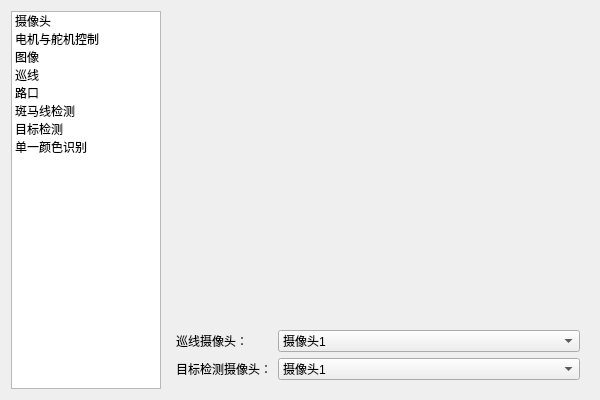
First picture: the form in jetson/gui/1.ui, repository lonerlin/SelfDrivingCVCar, before the edit.
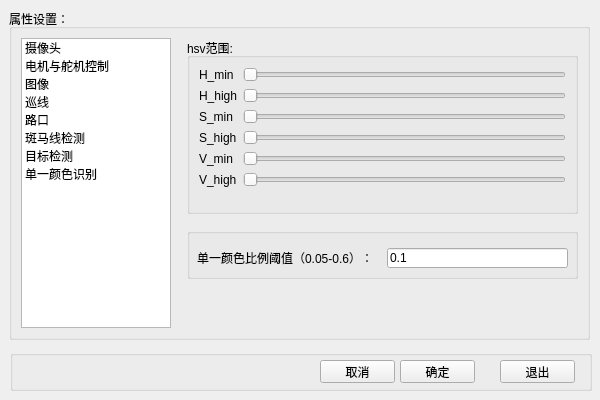
Second picture: the form after the edit. The open tabs and pages were chosen to show the change.

Commit message: 修改了设计界面。

Diff of the .ui file:
```diff
--- a/jetson/gui/1.ui
+++ b/jetson/gui/1.ui
@@ -13,6 +13,82 @@
   <property name="windowTitle">
    <string>Form</string>
   </property>
+  <widget class="QGroupBox" name="groupBox_6">
+   <property name="geometry">
+    <rect>
+     <x>10</x>
+     <y>350</y>
+     <width>582</width>
+     <height>41</height>
+    </rect>
+   </property>
+   <property name="maximumSize">
+    <size>
+     <width>16777215</width>
+     <height>60</height>
+    </size>
+   </property>
+   <property name="title">
+    <string/>
+   </property>
+   <widget class="QPushButton" name="btnOk">
+    <property name="geometry">
+     <rect>
+      <x>390</x>
+      <y>10</y>
+      <width>75</width>
+      <height>23</height>
+     </rect>
+    </property>
+    <property name="text">
+     <string>确定</string>
+    </property>
+   </widget>
+   <widget class="QPushButton" name="btnCancel">
+    <property name="geometry">
+     <rect>
+      <x>310</x>
+      <y>10</y>
+      <width>75</width>
+      <height>23</height>
+     </rect>
+    </property>
+    <property name="text">
+     <string>取消</string>
+    </property>
+   </widget>
+   <widget class="QPushButton" name="btnQuit">
+    <property name="geometry">
+     <rect>
+      <x>490</x>
+      <y>10</y>
+      <width>75</width>
+      <height>23</height>
+     </rect>
+    </property>
+    <property name="text">
+     <string>退出</string>
+    </property>
+   </widget>
+  </widget>
+  <widget class="QGroupBox" name="groupBox_7">
+   <property name="geometry">
+    <rect>
+     <x>9</x>
+     <y>9</y>
+     <width>581</width>
+     <height>331</height>
+    </rect>
+   </property>
+   <property name="maximumSize">
+    <size>
+     <width>16777215</width>
+     <height>350</height>
+    </size>
+   </property>
+   <property name="title">
+    <string>属性设置：</string>
+   </property>
   <layout class="QHBoxLayout" name="horizontalLayout">
    <item>
     <widget class="QListWidget" name="listWidget">
@@ -67,9 +143,9 @@
    <item>
     <widget class="QStackedWidget" name="stackedWidget">
      <property name="currentIndex">
-      <number>4</number>
-     </property>
-     <widget class="QWidget" name="page">
+       <number>6</number>
+      </property>
+      <widget class="QWidget" name="camera">
       <layout class="QFormLayout" name="formLayout">
        <item row="1" column="0">
         <widget class="QLabel" name="label">
@@ -128,7 +204,7 @@
        </item>
       </layout>
      </widget>
-     <widget class="QWidget" name="page_2">
+      <widget class="QWidget" name="CarController">
       <layout class="QVBoxLayout" name="verticalLayout">
        <item>
         <widget class="QGroupBox" name="groupBox">
@@ -318,7 +394,61 @@
        </item>
       </layout>
      </widget>
-     <widget class="QWidget" name="page_4">
+      <widget class="QWidget" name="image_init">
+       <layout class="QFormLayout" name="formLayout_5">
+        <item row="1" column="0">
+         <widget class="QLabel" name="label_7">
+          <property name="text">
+           <string>转换为二值图的阈值（0-255）：</string>
+          </property>
+         </widget>
+        </item>
+        <item row="1" column="1">
+         <widget class="QLineEdit" name="lineEdit_3"/>
+        </item>
+        <item row="2" column="0" colspan="2">
+         <widget class="QCheckBox" name="checkBox_2">
+          <property name="text">
+           <string>黑白翻转（白色底黑色线时打钩）</string>
+          </property>
+         </widget>
+        </item>
+        <item row="3" column="0">
+         <widget class="QLabel" name="label_8">
+          <property name="text">
+           <string>膨胀或腐蚀的核（例如：3，3）：</string>
+          </property>
+         </widget>
+        </item>
+        <item row="3" column="1">
+         <widget class="QLineEdit" name="lineEdit_4"/>
+        </item>
+        <item row="4" column="0">
+         <widget class="QLabel" name="label_9">
+          <property name="text">
+           <string>膨胀或腐蚀的轮次（例如：2）：</string>
+          </property>
+         </widget>
+        </item>
+        <item row="4" column="1">
+         <widget class="QLineEdit" name="lineEdit_5"/>
+        </item>
+        <item row="0" column="0">
+         <spacer name="verticalSpacer">
+          <property name="orientation">
+           <enum>Qt::Vertical</enum>
+          </property>
+          <property name="sizeHint" stdset="0">
+           <size>
+            <width>20</width>
+            <height>20</height>
+           </size>
+          </property>
+         </spacer>
+        </item>
+       </layout>
+      </widget>
+      <widget class="QWidget" name="follow_line">
       <layout class="QFormLayout" name="formLayout_4">
        <item row="3" column="0">
         <widget class="QLabel" name="label_20">
@@ -370,7 +500,7 @@
        </item>
       </layout>
      </widget>
-     <widget class="QWidget" name="page_9">
+      <widget class="QWidget" name="find_intersection">
       <layout class="QFormLayout" name="formLayout_3">
        <item row="1" column="0">
         <widget class="QLabel" name="label_21">
@@ -443,7 +573,7 @@
        </item>
       </layout>
      </widget>
-     <widget class="QWidget" name="page_10">
+      <widget class="QWidget" name="find_zebra_crossing">
       <layout class="QFormLayout" name="formLayout_6">
        <item row="1" column="0">
         <widget class="QLabel" name="label_26">
@@ -502,63 +632,150 @@
        </item>
       </layout>
      </widget>
-     <widget class="QWidget" name="page_3">
-      <layout class="QFormLayout" name="formLayout_5">
+      <widget class="QWidget" name="page">
+       <widget class="QGroupBox" name="groupBox_4">
+        <property name="geometry">
+         <rect>
+          <x>10</x>
+          <y>0</y>
+          <width>391</width>
+          <height>176</height>
+         </rect>
+        </property>
+        <property name="title">
+         <string>hsv范围:</string>
+        </property>
+        <layout class="QFormLayout" name="formLayout_2">
+         <item row="0" column="0">
+          <widget class="QLabel" name="label_10">
+           <property name="text">
+            <string>H_min</string>
+           </property>
+          </widget>
+         </item>
+         <item row="0" column="1">
+          <widget class="QSlider" name="horizontalSlider">
+           <property name="orientation">
+            <enum>Qt::Horizontal</enum>
+           </property>
+          </widget>
+         </item>
        <item row="1" column="0">
-        <widget class="QLabel" name="label_7">
+          <widget class="QLabel" name="label_11">
          <property name="text">
-          <string>转换为二值图的阈值（0-255）：</string>
+            <string>H_high</string>
          </property>
         </widget>
        </item>
        <item row="1" column="1">
-        <widget class="QLineEdit" name="lineEdit_3"/>
-       </item>
-       <item row="2" column="0" colspan="2">
-        <widget class="QCheckBox" name="checkBox_2">
+          <widget class="QSlider" name="horizontalSlider_2">
+           <property name="orientation">
+            <enum>Qt::Horizontal</enum>
+           </property>
+          </widget>
+         </item>
+         <item row="2" column="0">
+          <widget class="QLabel" name="label_12">
          <property name="text">
-          <string>黑白翻转（白色底黑色线时打钩）</string>
+            <string>S_min</string>
+           </property>
+          </widget>
+         </item>
+         <item row="2" column="1">
+          <widget class="QSlider" name="horizontalSlider_4">
+           <property name="orientation">
+            <enum>Qt::Horizontal</enum>
          </property>
         </widget>
        </item>
        <item row="3" column="0">
-        <widget class="QLabel" name="label_8">
+          <widget class="QLabel" name="label_13">
          <property name="text">
-          <string>膨胀或腐蚀的核（例如：3，3）：</string>
+            <string>S_high</string>
          </property>
         </widget>
        </item>
        <item row="3" column="1">
-        <widget class="QLineEdit" name="lineEdit_4"/>
+          <widget class="QSlider" name="horizontalSlider_3">
+           <property name="orientation">
+            <enum>Qt::Horizontal</enum>
+           </property>
+          </widget>
        </item>
        <item row="4" column="0">
-        <widget class="QLabel" name="label_9">
+          <widget class="QLabel" name="label_15">
          <property name="text">
-          <string>膨胀或腐蚀的轮次（例如：2）：</string>
+            <string>V_min</string>
          </property>
         </widget>
        </item>
        <item row="4" column="1">
-        <widget class="QLineEdit" name="lineEdit_5"/>
-       </item>
-       <item row="0" column="0">
-        <spacer name="verticalSpacer">
+          <widget class="QSlider" name="horizontalSlider_6">
          <property name="orientation">
-          <enum>Qt::Vertical</enum>
-         </property>
-         <property name="sizeHint" stdset="0">
-          <size>
-           <width>20</width>
-           <height>20</height>
-          </size>
-         </property>
-        </spacer>
-       </item>
-      </layout>
-     </widget>
-    </widget>
-   </item>
-  </layout>
+            <enum>Qt::Horizontal</enum>
+           </property>
+          </widget>
+         </item>
+         <item row="5" column="0">
+          <widget class="QLabel" name="label_14">
+           <property name="text">
+            <string>V_high</string>
+           </property>
+          </widget>
+         </item>
+         <item row="5" column="1">
+          <widget class="QSlider" name="horizontalSlider_5">
+           <property name="orientation">
+            <enum>Qt::Horizontal</enum>
+           </property>
+          </widget>
+         </item>
+        </layout>
+       </widget>
+       <widget class="QGroupBox" name="groupBox_5">
+        <property name="geometry">
+         <rect>
+          <x>10</x>
+          <y>190</y>
+          <width>391</width>
+          <height>51</height>
+         </rect>
+        </property>
+        <property name="title">
+         <string/>
+        </property>
+        <widget class="QLineEdit" name="lineEdit_20">
+         <property name="geometry">
+          <rect>
+           <x>200</x>
+           <y>20</y>
+           <width>181</width>
+           <height>20</height>
+          </rect>
+         </property>
+         <property name="text">
+          <string>0.1</string>
+         </property>
+        </widget>
+        <widget class="QLabel" name="label_29">
+         <property name="geometry">
+          <rect>
+           <x>10</x>
+           <y>20</y>
+           <width>180</width>
+           <height>20</height>
+          </rect>
+         </property>
+         <property name="text">
+          <string>单一颜色比例阈值（0.05-0.6）：</string>
+         </property>
+        </widget>
+       </widget>
+      </widget>
+     </widget>
+    </item>
+   </layout>
+  </widget>
  </widget>
  <resources/>
  <connections/>
```
Lines whose indentation alone changed are shown as unchanged.
